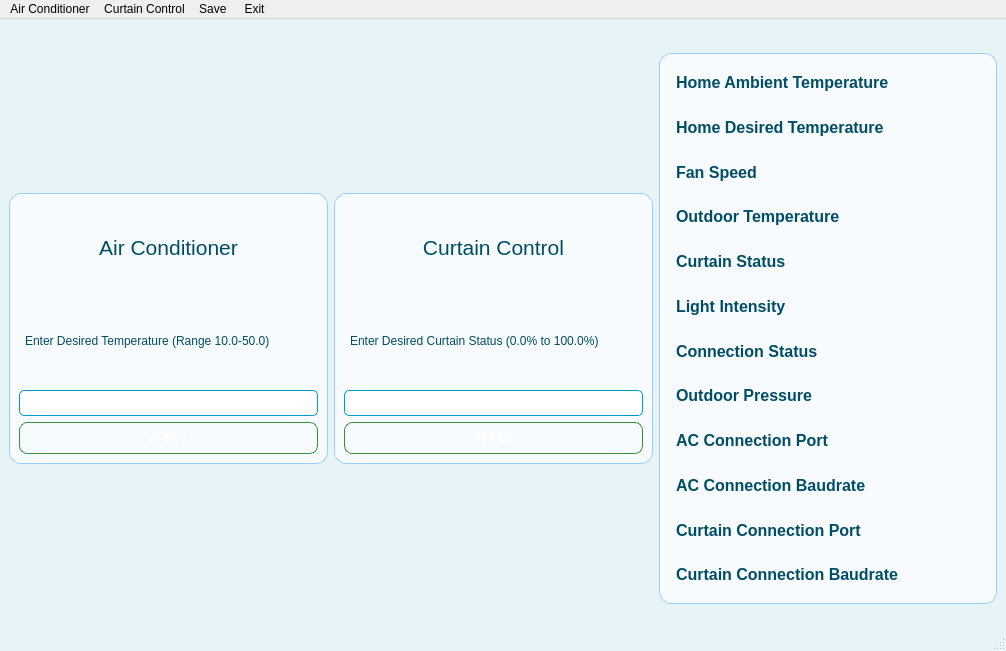
mertiodas/homeautomation_PIC16F877A, file Application/gui.ui: the form before one commit.
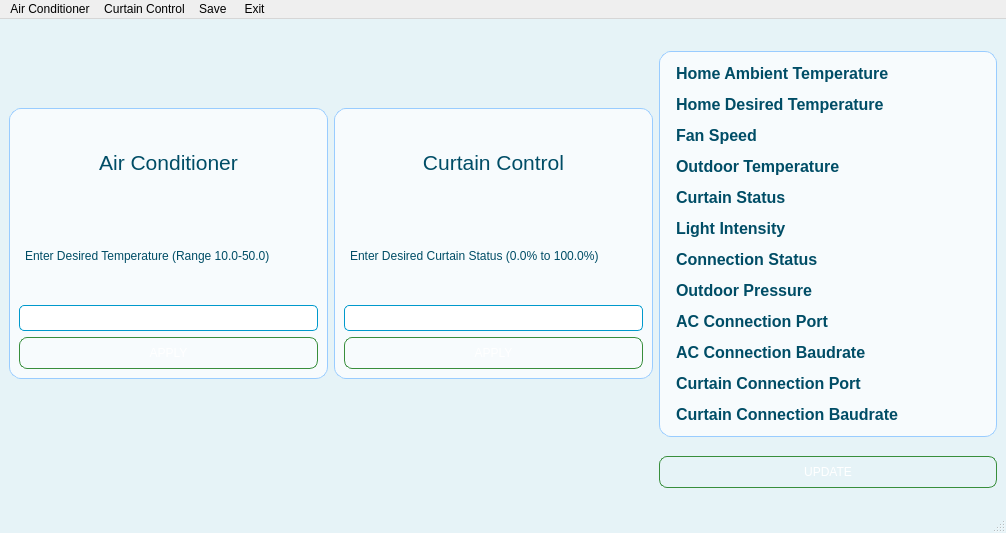
The form after the commit.

Patch:
```diff
--- a/Application/gui.ui
+++ b/Application/gui.ui
@@ -7,7 +7,7 @@
     <x>0</x>
     <y>0</y>
     <width>1006</width>
-    <height>651</height>
+    <height>533</height>
    </rect>
   </property>
   <property name="windowTitle">
@@ -91,8 +91,8 @@
 </string>
   </property>
   <widget class="QWidget" name="centralwidget">
-   <layout class="QHBoxLayout" name="horizontalLayout">
-    <item>
+   <layout class="QGridLayout" name="gridLayout_4">
+    <item row="0" column="0">
      <widget class="QGroupBox" name="groupBox">
       <property name="maximumSize">
        <size>
@@ -140,7 +140,7 @@
       </layout>
      </widget>
     </item>
-    <item>
+    <item row="0" column="1">
      <widget class="QGroupBox" name="groupBox_2">
       <property name="maximumSize">
        <size>
@@ -205,7 +205,7 @@
       </layout>
      </widget>
     </item>
-    <item>
+    <item row="0" column="2">
      <widget class="QGroupBox" name="groupBox_5">
       <property name="maximumSize">
        <size>
@@ -472,6 +472,13 @@
       </layout>
      </widget>
     </item>
+    <item row="1" column="2">
+     <widget class="QPushButton" name="update">
+      <property name="text">
+       <string>UPDATE</string>
+      </property>
+     </widget>
+    </item>
    </layout>
   </widget>
   <widget class="QStatusBar" name="statusbar"/>
```
Left out of the diff: 40 changed lines with no effect on the pictures.
